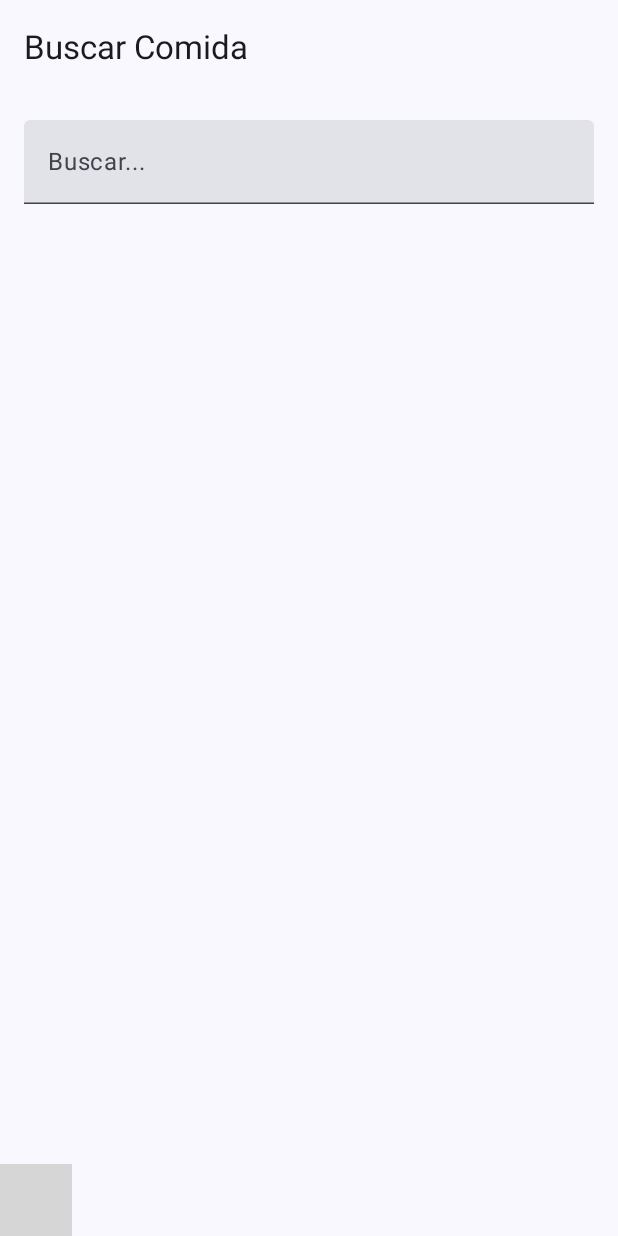
After one commit to NesjsjsjsjsjsA/FoodTruck, an Android app built with Jetpack Compose: the composable Busquedas shown on its own in the app's theme, on a phone screen of 412 x 824 dp. The commit adds this screen. Run offline under Robolectric (Android 15) with nearby library versions, the phone set to English and light mode, and no system bars; libraries missing offline, so code that uses them is left out: com.pdmtaller; 1 statement that could not run was skipped; grey boxes are pictures that could not be loaded.

Commit message:
Pequeños avances

```diff
--- /dev/null
+++ b/FoodTruck/app/src/main/java/com/pdmtaller/N00133723AyalaAbarca/Data/Dummy/Dummy.kt
@@ -0,0 +1 @@
+package com.pdmtaller.N00133723AyalaAbarca.Data.Dummy
--- /dev/null
+++ b/FoodTruck/app/src/main/java/com/pdmtaller/N00133723AyalaAbarca/Data/Model/Platos.kt
@@ -0,0 +1,4 @@
+package com.pdmtaller.N00133723AyalaAbarca.Data.Model
+
+class Platos {
+}
--- /dev/null
+++ b/FoodTruck/app/src/main/java/com/pdmtaller/N00133723AyalaAbarca/Data/Model/Restaurantes.kt
@@ -0,0 +1,4 @@
+package com.pdmtaller.N00133723AyalaAbarca.Data.Model
+
+class Restaurantes {
+}
--- a/FoodTruck/app/src/main/java/com/pdmtaller/N00133723AyalaAbarca/MainActivity.kt
+++ b/FoodTruck/app/src/main/java/com/pdmtaller/N00133723AyalaAbarca/MainActivity.kt
@@ -11,7 +11,7 @@ import androidx.compose.material3.Text
 import androidx.compose.runtime.Composable
 import androidx.compose.ui.Modifier
 import androidx.compose.ui.tooling.preview.Preview
-import com.pdmtaller.N00133723AyalaAbarca.ui.theme.FoodSpot_By_NestorTheme
+import com.pdmtaller.N00133723AyalaAbarca.UI.ui.FoodSpot_By_NestorTheme
 
 class MainActivity : ComponentActivity() {
     override fun onCreate(savedInstanceState: Bundle?) {
--- /dev/null
+++ b/FoodTruck/app/src/main/java/com/pdmtaller/N00133723AyalaAbarca/UI/Navigation/Navigation.kt
@@ -0,0 +1 @@
+package com.pdmtaller.N00133723AyalaAbarca.UI.Navigation
--- /dev/null
+++ b/FoodTruck/app/src/main/java/com/pdmtaller/N00133723AyalaAbarca/UI/Screens/Busquedas.kt
@@ -0,0 +1,77 @@
+package com.pdmtaller.N00133723AyalaAbarca.UI.Screens
+
+import androidx.compose.foundation.layout.Arrangement
+import androidx.compose.foundation.layout.Column
+import androidx.compose.foundation.layout.Row
+import androidx.compose.foundation.layout.fillMaxSize
+import androidx.compose.foundation.layout.fillMaxWidth
+import androidx.compose.foundation.layout.padding
+import androidx.compose.foundation.lazy.LazyColumn
+import androidx.compose.material.icons.Icons
+import androidx.compose.material.icons.automirrored.filled.List
+import androidx.compose.material.icons.filled.List
+import androidx.compose.material.icons.filled.Search
+import androidx.compose.material.icons.filled.ShoppingCart
+import androidx.compose.material3.BottomAppBar
+import androidx.compose.material3.Card
+import androidx.compose.material3.ExperimentalMaterial3Api
+import androidx.compose.material3.Icon
+import androidx.compose.material3.IconButton
+import androidx.compose.material3.Scaffold
+import androidx.compose.material3.Text
+import androidx.compose.material3.TextField
+import androidx.compose.material3.TopAppBar
+import androidx.compose.runtime.Composable
+import androidx.compose.runtime.getValue
+import androidx.compose.runtime.mutableStateOf
+import androidx.compose.runtime.remember
+import androidx.compose.runtime.setValue
+import androidx.compose.ui.Modifier
+import androidx.compose.ui.tooling.preview.Preview
+import androidx.compose.ui.unit.dp
+import com.pdmtaller.N00133723AyalaAbarca.UI.Layout.PersonalBottomBar
+
+@OptIn(ExperimentalMaterial3Api::class)
+@Composable
+fun Busquedas() {
+    var lista by remember { mutableStateOf("") }
+
+    // Lista de ejemplo
+    val allItems = listOf("Tacos", "Tortas", "Tamales", "Tlayudas", "Tlacoyos", "Tostadas")
+
+    Scaffold(
+        topBar = {
+            TopAppBar(
+                title = { Text("Buscar Comida") }
+            )
+        },
+        bottomBar = { PersonalBottomBar()}
+    ) { innerPadding ->
+        Column(
+            modifier = Modifier
+                .padding(innerPadding)
+                .fillMaxSize()
+                .padding(16.dp)
+        ) {
+            // Buscador
+            TextField(
+                value = lista,
+                onValueChange = {
+                    val it = null
+                    lista = it.toString()
+                },
+                label = { Text("Buscar...") },
+                modifier = Modifier
+                    .fillMaxWidth()
+                    .padding(bottom = 16.dp)
+            )
+        }
+    }
+}
+
+@Preview (showBackground = true)
+@Composable
+fun see2()
+{
+    Busquedas()
+}
--- /dev/null
+++ b/FoodTruck/app/src/main/java/com/pdmtaller/N00133723AyalaAbarca/UI/Screens/Mis_Ordenes.kt
@@ -0,0 +1 @@
+package com.pdmtaller.N00133723AyalaAbarca.UI.Screens
--- a/FoodTruck/app/src/main/java/com/pdmtaller/N00133723AyalaAbarca/ui/theme/Color.kt
+++ b/FoodTruck/app/src/main/java/com/pdmtaller/N00133723AyalaAbarca/UI/ui/Color.kt
@@ -1,4 +1,4 @@
-package com.pdmtaller.N00133723AyalaAbarca.ui.theme
+package com.pdmtaller.N00133723AyalaAbarca.UI.ui
 
 import androidx.compose.ui.graphics.Color
 
--- a/FoodTruck/app/src/main/java/com/pdmtaller/N00133723AyalaAbarca/ui/theme/Theme.kt
+++ b/FoodTruck/app/src/main/java/com/pdmtaller/N00133723AyalaAbarca/UI/ui/Theme.kt
@@ -1,6 +1,5 @@
-package com.pdmtaller.N00133723AyalaAbarca.ui.theme
+package com.pdmtaller.N00133723AyalaAbarca.UI.ui
 
-import android.app.Activity
 import android.os.Build
 import androidx.compose.foundation.isSystemInDarkTheme
 import androidx.compose.material3.MaterialTheme
--- a/FoodTruck/app/src/main/java/com/pdmtaller/N00133723AyalaAbarca/ui/theme/Type.kt
+++ b/FoodTruck/app/src/main/java/com/pdmtaller/N00133723AyalaAbarca/UI/ui/Type.kt
@@ -1,4 +1,4 @@
-package com.pdmtaller.N00133723AyalaAbarca.ui.theme
+package com.pdmtaller.N00133723AyalaAbarca.UI.ui
 
 import androidx.compose.material3.Typography
 import androidx.compose.ui.text.TextStyle
```
Also changed, not shown: FoodTruck/app/src/main/java/com/pdmtaller/N00133723AyalaAbarca/UI/Layout/bottomBar.kt (added, +44 -0 lines), FoodTruck/app/src/main/java/com/pdmtaller/N00133723AyalaAbarca/UI/Screens/Listas.kt (added, +103 -0 lines), FoodTruck/app/src/main/java/com/pdmtaller/N00133723AyalaAbarca/UI/Screens/Start.kt (added, +7 -0 lines).
